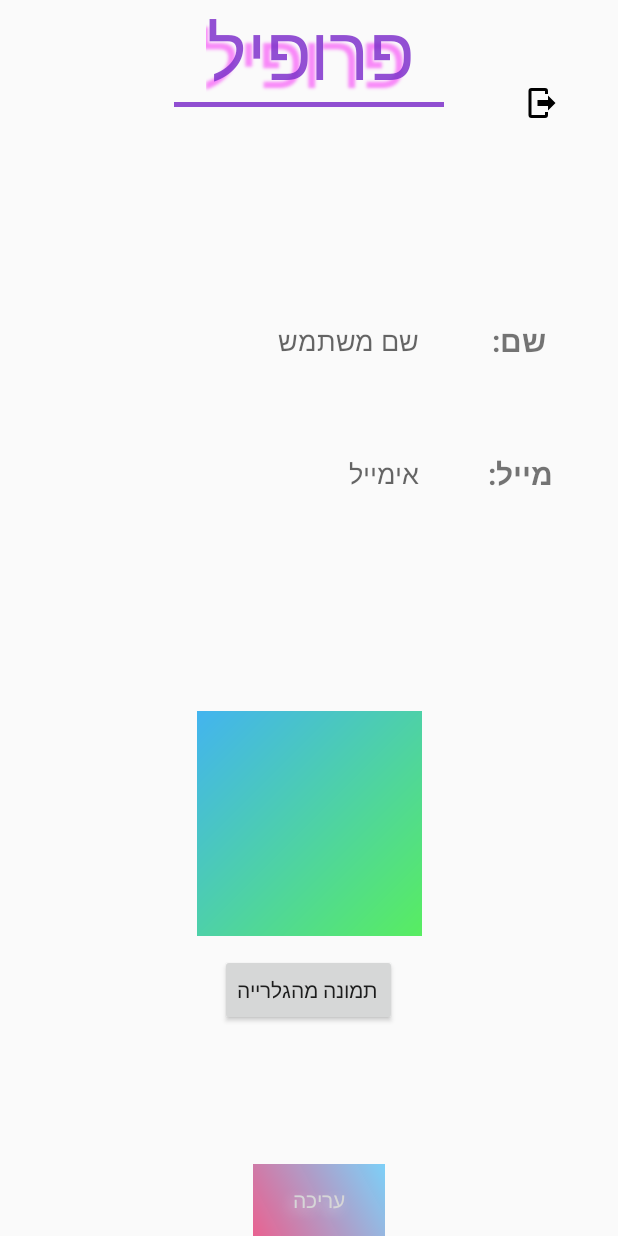
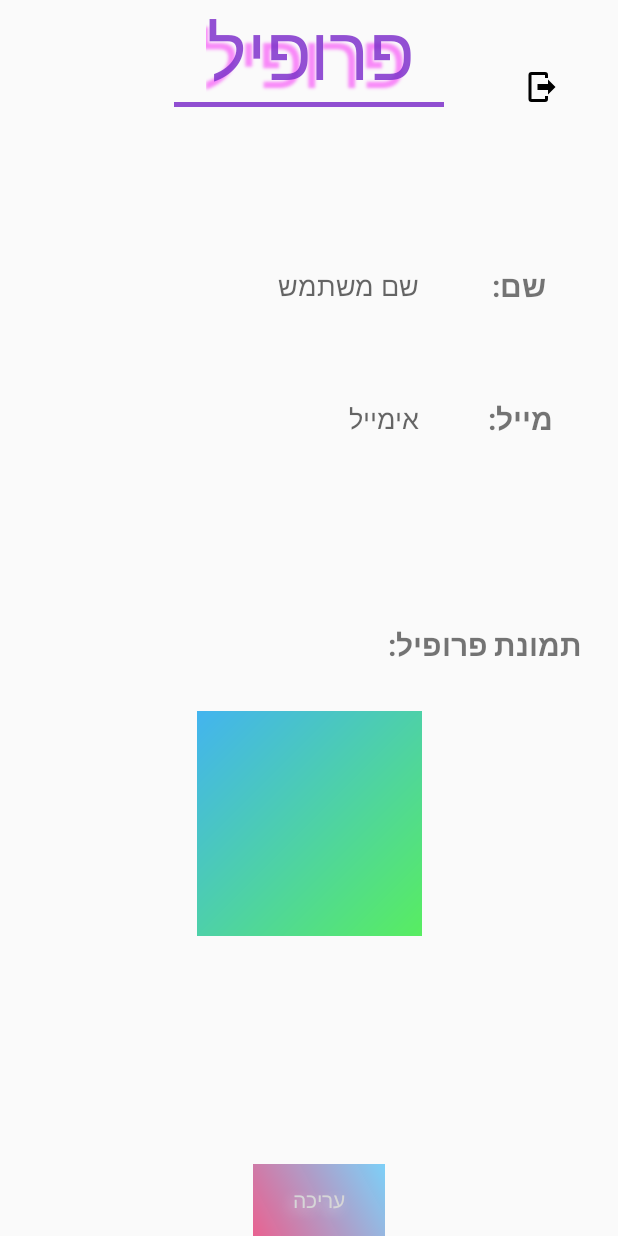
Before and after one commit to ShaniFinor/project_game_CanYouGuess, an Android app: the layout activity_user_profile.xml on its own in the app's theme, with its tools: preview values and no code run, on a phone screen of 412 x 824 dp. Run offline under Robolectric (Android 15) with nearby library versions, the phone set to English and light mode, and no system bars; Roboto replaces fonts that are not available here.

Commit message:
26.5.2021

```diff
--- a/app/src/main/java/com/example/shanifinor_project/ui/screens/UserProfileActivity.java
+++ b/app/src/main/java/com/example/shanifinor_project/ui/screens/UserProfileActivity.java
@@ -95,15 +95,15 @@ public class UserProfileActivity extends AppCompatActivity implements View.OnCli
 
         if(v==userLogout){
             AlertDialog.Builder builder = new AlertDialog.Builder(this);
-            builder.setMessage("Are you sure you want to exit?")
+            builder.setMessage("אתם בטוחים שאתם רוצים להתנתק?")
                     .setCancelable(false)
-                    .setPositiveButton("Yes", new DialogInterface.OnClickListener() {
+                    .setPositiveButton("כן", new DialogInterface.OnClickListener() {
                         public void onClick(DialogInterface dialog, int id) {
                             User.getInstance().logOut();
                             UserProfileActivity.this.finish();
                         }
                     })
-                    .setNegativeButton("No", new DialogInterface.OnClickListener() {
+                    .setNegativeButton("לא", new DialogInterface.OnClickListener() {
                         public void onClick(DialogInterface dialog, int id) {
                             dialog.cancel();
                         }
--- a/app/src/main/res/layout/activity_user_profile.xml
+++ b/app/src/main/res/layout/activity_user_profile.xml
@@ -30,7 +30,7 @@
         android:background="@color/titleTextColor"
         app:layout_constraintEnd_toEndOf="parent"
         app:layout_constraintStart_toStartOf="parent"
-        app:layout_constraintTop_toBottomOf="@+id/profile_tv"/>
+        app:layout_constraintTop_toBottomOf="@+id/profile_tv" />
 
     <ImageButton
         android:id="@+id/logout_imageView"
@@ -44,7 +44,7 @@
         app:layout_constraintHorizontal_bias="0.697"
         app:layout_constraintStart_toEndOf="@+id/profile_tv"
         app:layout_constraintTop_toTopOf="parent"
-        app:layout_constraintVertical_bias="0.294"/>
+        app:layout_constraintVertical_bias="0.294" />
 
     <TextView
         android:id="@+id/textView4"
@@ -59,7 +59,7 @@
         app:layout_constraintEnd_toEndOf="parent"
         app:layout_constraintStart_toEndOf="@+id/profile_tv"
         app:layout_constraintTop_toBottomOf="@+id/profile_tv"
-        app:layout_constraintVertical_chainStyle="packed"/>
+        app:layout_constraintVertical_chainStyle="packed" />
 
     <EditText
         android:id="@+id/newName_editText"
@@ -74,7 +74,7 @@
         app:layout_constraintBottom_toBottomOf="@+id/textView4"
         app:layout_constraintEnd_toEndOf="@+id/newEmail_editText"
         app:layout_constraintStart_toStartOf="@+id/newEmail_editText"
-        app:layout_constraintTop_toTopOf="@+id/textView4"/>
+        app:layout_constraintTop_toTopOf="@+id/textView4" />
 
     <TextView
         android:id="@+id/textView7"
@@ -82,14 +82,30 @@
         android:layout_height="wrap_content"
         android:layout_margin="15dp"
         android:layout_marginStart="8dp"
+        android:layout_marginBottom="121dp"
         android:padding="15sp"
         android:text="מייל: "
         android:textSize="20sp"
         android:textStyle="bold"
-        app:layout_constraintBottom_toTopOf="@+id/imageViewProfile"
+        app:layout_constraintBottom_toTopOf="@+id/textView8"
         app:layout_constraintEnd_toEndOf="@+id/textView4"
         app:layout_constraintStart_toStartOf="@+id/textView4"
         app:layout_constraintTop_toBottomOf="@+id/textView4" />
+
+    <TextView
+        android:id="@+id/textView8"
+        android:layout_width="wrap_content"
+        android:layout_height="wrap_content"
+        android:layout_margin="15dp"
+        android:layout_marginBottom="12dp"
+        android:padding="15sp"
+        android:text="תמונת פרופיל: "
+        android:textSize="20sp"
+        android:textStyle="bold"
+        app:layout_constraintBottom_toTopOf="@+id/imageViewProfile"
+        app:layout_constraintEnd_toEndOf="@+id/textView7"
+        app:layout_constraintHorizontal_bias="0.701"
+        app:layout_constraintStart_toStartOf="@+id/textView7" />
 
     <EditText
         android:id="@+id/newEmail_editText"
@@ -155,13 +171,14 @@
         android:id="@+id/button2"
         android:layout_width="wrap_content"
         android:layout_height="wrap_content"
-        android:onClick="chooseImageFromLocalFile"
         android:layout_marginTop="12dp"
         android:ellipsize="marquee"
+        android:onClick="chooseImageFromLocalFile"
         android:rotation="0"
         android:scaleX="1"
         android:scaleY="1"
         android:text="תמונה מהגלרייה"
+        android:visibility="invisible"
         app:layout_constraintEnd_toEndOf="parent"
         app:layout_constraintHorizontal_bias="0.498"
         app:layout_constraintStart_toStartOf="parent"
```
Also changed, not shown: 7 other files. Lines whose indentation alone changed are shown as unchanged.
